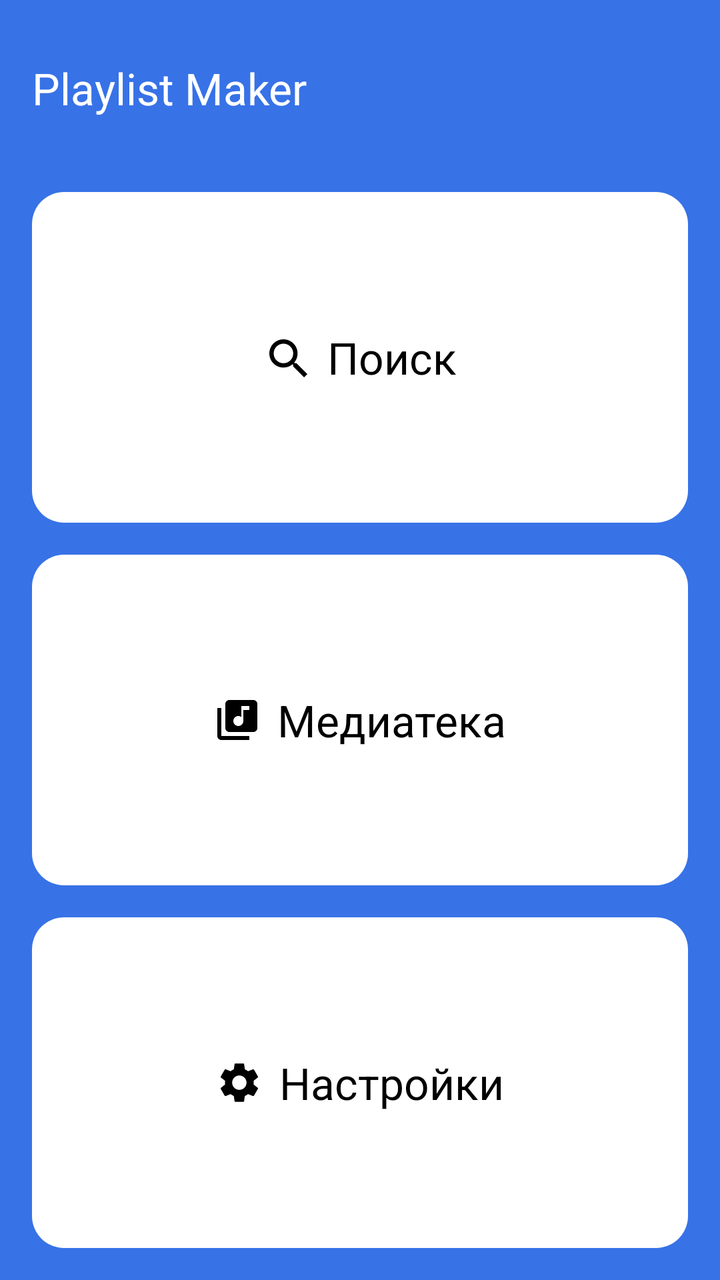
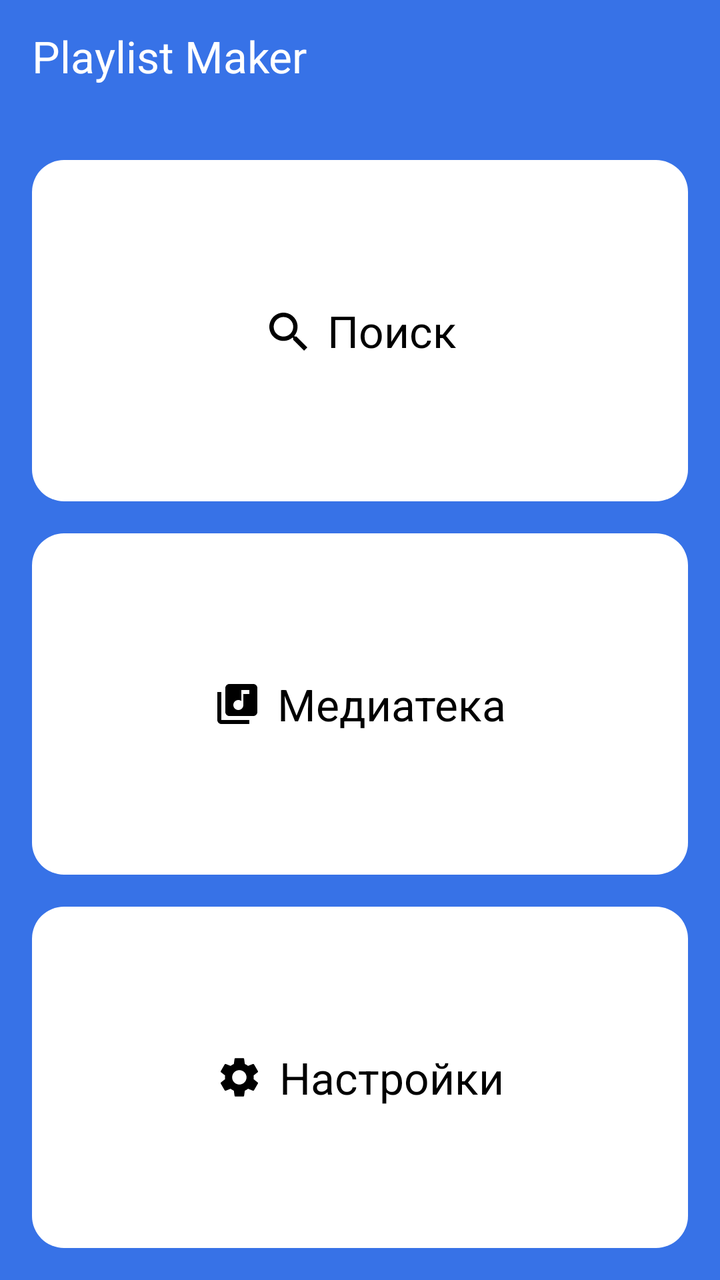

The first picture is an Android layout as it rendered before a commit; the second is the same layout after the commit. The layout source and the unified diff follow.
<!-- AndroidManifest.xml: application theme Theme.PlaylistMaker2 -->
<!-- res/layout/activity_main.xml -->
<?xml version="1.0" encoding="utf-8"?>
<androidx.constraintlayout.widget.ConstraintLayout xmlns:android="http://schemas.android.com/apk/res/android"
    xmlns:app="http://schemas.android.com/apk/res-auto"
    xmlns:tools="http://schemas.android.com/tools"
    android:id="@+id/main"
    android:layout_width="match_parent"
    android:layout_height="match_parent"
    tools:context=".MainActivity" >

    <LinearLayout
        android:layout_width="match_parent"
        android:layout_height="match_parent"
        android:background="@color/blue"
        android:orientation="vertical"
        android:padding="@dimen/default_padding">

        <LinearLayout
            android:layout_width="match_parent"
            android:layout_height="@dimen/default_height"
            android:layout_marginBottom="@dimen/max_margin"

            >

            <TextView
                android:layout_width="wrap_content"
                android:layout_height="wrap_content"
                android:text="@string/app_name"
                android:textColor="@color/white"
                android:textSize="@dimen/default_fontSize"
                android:layout_gravity="center_vertical">

            </TextView>
        </LinearLayout>

        <LinearLayout
            android:id="@+id/search_btn"
            android:layout_width="match_parent"
            android:layout_height="0dp"
            android:layout_weight="1"
            android:background="@drawable/bg_rounded"
            android:clickable="true"
            android:focusable="true"
            android:gravity="center"
            android:orientation="horizontal"
            android:padding="@dimen/default_padding"
            android:foreground="?attr/selectableItemBackground">

            <ImageView
                android:layout_width="@dimen/default_icon_size"
                android:layout_height="@dimen/default_icon_size"
                android:src="@drawable/ic_search"
                app:tint="@color/black" />

            <TextView
                android:layout_width="wrap_content"
                android:layout_height="wrap_content"
                android:layout_marginStart="@dimen/min_margin"
                android:text="@string/search"
                android:textColor="@color/black"
                android:textSize="@dimen/default_fontSize" />
        </LinearLayout>

        <LinearLayout
            android:id="@+id/media_btn"
            android:layout_width="match_parent"
            android:layout_height="0dp"
            android:layout_weight="1"
            android:layout_marginTop="@dimen/default_margin"
            android:background="@drawable/bg_rounded"
            android:clickable="true"
            android:focusable="true"
            android:gravity="center"
            android:orientation="horizontal"
            android:padding="@dimen/default_padding"
            android:foreground="?attr/selectableItemBackground">


            <ImageView
                android:layout_width="@dimen/default_icon_size"
                android:layout_height="@dimen/default_icon_size"
                android:src="@drawable/media"
                app:tint="@color/black" />

            <TextView
                android:layout_width="wrap_content"
                android:layout_height="wrap_content"
                android:layout_marginStart="@dimen/min_margin"
                android:text="@string/media"
                android:textColor="@color/black"
                android:textSize="@dimen/default_fontSize" />
        </LinearLayout>

        <LinearLayout
            android:id="@+id/settings_btn"
            android:layout_width="match_parent"
            android:layout_height="0dp"
            android:layout_weight="1"
            android:layout_marginTop="@dimen/default_margin"
            android:background="@drawable/bg_rounded"
            android:clickable="true"
            android:focusable="true"
            android:gravity="center"
            android:orientation="horizontal"
            android:padding="@dimen/default_padding"
            android:foreground="?attr/selectableItemBackground">

            <ImageView
                android:layout_width="@dimen/default_icon_size"
                android:layout_height="@dimen/default_icon_size"
                android:src="@drawable/settings"
                app:tint="@color/black" />

            <TextView
                android:layout_width="wrap_content"
                android:layout_height="wrap_content"
                android:layout_marginStart="@dimen/min_margin"
                android:text="@string/settings"
                android:textColor="@color/black"
                android:textSize="@dimen/default_fontSize" />
        </LinearLayout>


    </LinearLayout>

</androidx.constraintlayout.widget.ConstraintLayout>
<!-- resources referenced by this layout -->
<resources>
  <color name="black">#FF000000</color>
  <color name="blue">#3772E7</color>
  <color name="white">#FFFFFFFF</color>
  <dimen name="default_fontSize">22sp</dimen>
  <dimen name="default_height">56dp</dimen>
  <dimen name="default_icon_size">24sp</dimen>
  <dimen name="default_margin">16dp</dimen>
  <dimen name="default_padding">16dp</dimen>
  <dimen name="max_margin">24sp</dimen>
  <dimen name="min_margin">8dp</dimen>
  <!-- drawable bg_rounded (drawable) -->
  <?xml version="1.0" encoding="utf-8"?>
  <shape xmlns:android="http://schemas.android.com/apk/res/android"
      android:shape="rectangle">
      <solid android:color="@color/white"/>
      <corners android:radius="16dp"/>
  </shape>
  <!-- drawable ic_search (drawable) -->
  <vector xmlns:android="http://schemas.android.com/apk/res/android"
      android:width="24dp"
      android:height="24dp"
      android:viewportWidth="24"
      android:viewportHeight="24">
    <path
        android:pathData="M16.579,14.95H15.721L15.417,14.656C16.481,13.418 17.122,11.81 17.122,10.061C17.122,6.161 13.961,3 10.061,3C6.161,3 3,6.161 3,10.061C3,13.961 6.161,17.122 10.061,17.122C11.81,17.122 13.418,16.481 14.656,15.417L14.95,15.721V16.579L20.381,22L22,20.381L16.579,14.95ZM10.061,14.95C7.356,14.95 5.173,12.766 5.173,10.061C5.173,7.356 7.356,5.173 10.061,5.173C12.766,5.173 14.95,7.356 14.95,10.061C14.95,12.766 12.766,14.95 10.061,14.95Z"
        android:fillColor="#1A1B22"/>
  </vector>
  <!-- drawable media (drawable) -->
  <vector xmlns:android="http://schemas.android.com/apk/res/android"
      android:width="24dp"
      android:height="24dp"
      android:viewportWidth="24"
      android:viewportHeight="24">
    <path
        android:pathData="M20,2H8C6.9,2 6,2.9 6,4V16C6,17.1 6.9,18 8,18H20C21.1,18 22,17.1 22,16V4C22,2.9 21.1,2 20,2ZM18,7H15V12.5C15,13.88 13.88,15 12.5,15C11.12,15 10,13.88 10,12.5C10,11.12 11.12,10 12.5,10C13.07,10 13.58,10.19 14,10.51V5H18V7ZM4,6H2V20C2,21.1 2.9,22 4,22H18V20H4V6Z"
        android:fillColor="#1A1B22"/>
  </vector>
  <!-- drawable settings (drawable) -->
  <vector xmlns:android="http://schemas.android.com/apk/res/android"
      android:width="24dp"
      android:height="24dp"
      android:viewportWidth="24"
      android:viewportHeight="24">
    <path
        android:pathData="M19.14,12.94C19.18,12.64 19.2,12.33 19.2,12C19.2,11.68 19.18,11.36 19.13,11.06L21.16,9.48C21.34,9.34 21.39,9.07 21.28,8.87L19.36,5.55C19.24,5.33 18.99,5.26 18.77,5.33L16.38,6.29C15.88,5.91 15.35,5.59 14.76,5.35L14.4,2.81C14.36,2.57 14.16,2.4 13.92,2.4H10.08C9.84,2.4 9.65,2.57 9.61,2.81L9.25,5.35C8.66,5.59 8.12,5.92 7.63,6.29L5.24,5.33C5.02,5.25 4.77,5.33 4.65,5.55L2.74,8.87C2.62,9.08 2.66,9.34 2.86,9.48L4.89,11.06C4.84,11.36 4.8,11.69 4.8,12C4.8,12.31 4.82,12.64 4.87,12.94L2.84,14.52C2.66,14.66 2.61,14.93 2.72,15.13L4.64,18.45C4.76,18.67 5.01,18.74 5.23,18.67L7.62,17.71C8.12,18.09 8.65,18.41 9.24,18.65L9.6,21.19C9.65,21.43 9.84,21.6 10.08,21.6H13.92C14.16,21.6 14.36,21.43 14.39,21.19L14.75,18.65C15.34,18.41 15.88,18.09 16.37,17.71L18.76,18.67C18.98,18.75 19.23,18.67 19.35,18.45L21.27,15.13C21.39,14.91 21.34,14.66 21.15,14.52L19.14,12.94ZM12,15.6C10.02,15.6 8.4,13.98 8.4,12C8.4,10.02 10.02,8.4 12,8.4C13.98,8.4 15.6,10.02 15.6,12C15.6,13.98 13.98,15.6 12,15.6Z"
        android:fillColor="#1A1B22"/>
  </vector>
  <string name="app_name">Playlist Maker</string>
  <string name="media">Медиатека</string>
  <string name="search">Поиск</string>
  <string name="settings">Настройки</string>
  <style name="Theme.PlaylistMaker2" parent="Base.Theme.PlaylistMaker" />
  <style name="Base.Theme.PlaylistMaker" parent="Theme.MaterialComponents.DayNight.NoActionBar">
          
          
      </style>
</resources>

<!-- the commit's change to res/layout/activity_main.xml (unified diff, before → after) -->
@@ -12,7 +12,9 @@
         android:layout_height="match_parent"
         android:background="@color/blue"
         android:orientation="vertical"
-        android:padding="@dimen/default_padding">
+        android:paddingLeft="@dimen/default_padding"
+        android:paddingRight="@dimen/default_padding"
+        android:paddingBottom="@dimen/default_padding">
 
         <LinearLayout
             android:layout_width="match_parent"
